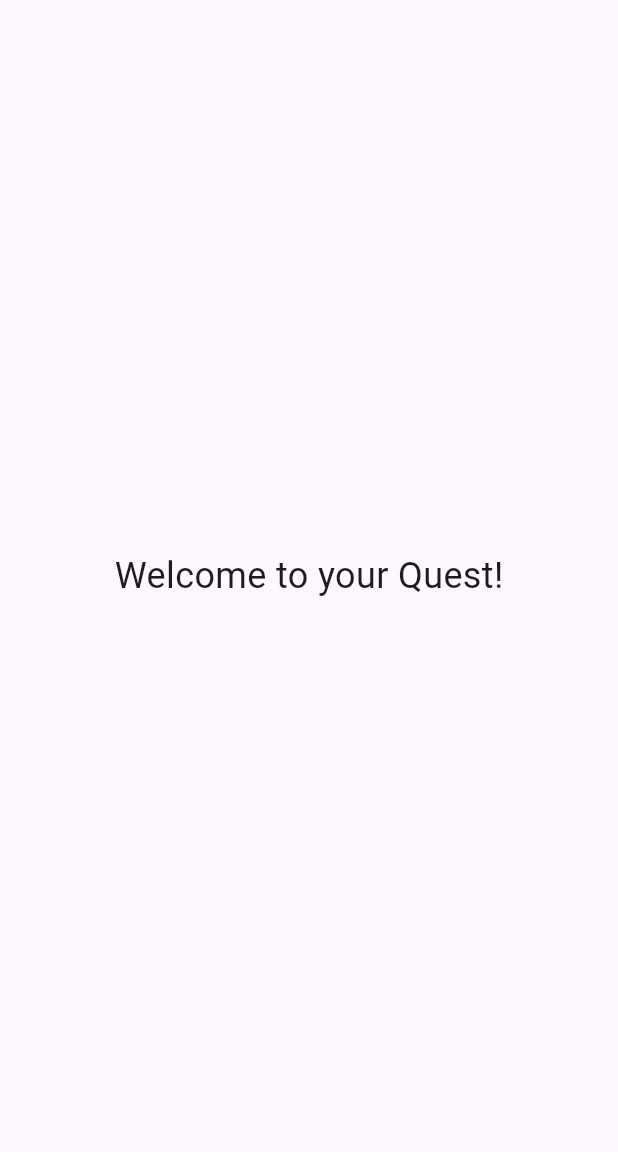
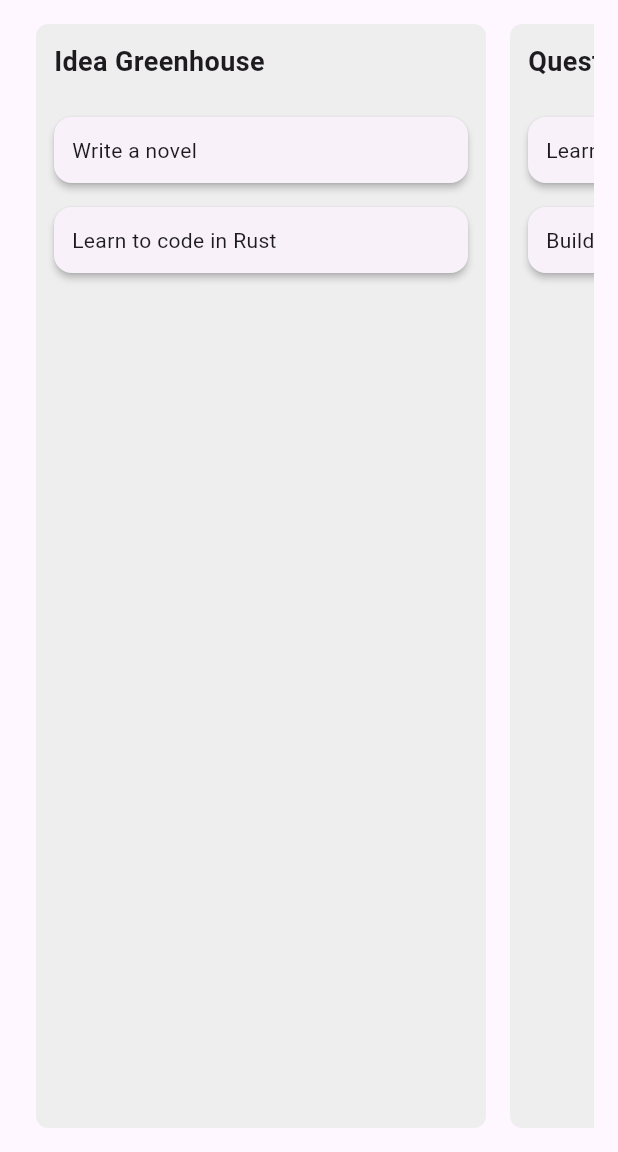
Before and after one commit to rghsoftware/nqi_frontend, a Flutter app: the screen it shows after launch, on a phone screen of 412 x 824 dp, the part 84-1236 px from its top. Run offline on Flutter 3.47's test engine with Material 3 defaults, Android fonts, the phone set to English and light mode, and no system bars.

Commit message:
Add QuestBoardScreen, QuestColumn, and QuestCard widgets
- Closes Create static Quest Board #2
- Implement QuestBoardScreen as the home screen of the app.
- Create QuestColumn to display quest titles in a column format.
- Add QuestCard to represent individual quests within the columns.

```diff
--- a/lib/main.dart
+++ b/lib/main.dart
@@ -1,4 +1,5 @@
 import 'package:flutter/material.dart';
+import 'screens/quest_board_screen.dart';
 
 void main() {
   runApp(const NQIApp());
@@ -11,31 +12,12 @@ class NQIApp extends StatelessWidget {
   Widget build(BuildContext context) {
     return MaterialApp(
       title: 'Neural Quest Interface',
-      // Define a simple theme to start with.
       theme: ThemeData(
         colorScheme: ColorScheme.fromSeed(seedColor: Colors.deepPurple),
         useMaterial3: true,
       ),
-      // Set the home screen of the app.
-      home: const HomeScreen(),
-      debugShowCheckedModeBanner: false, // Hides the debug banner
+      home: const QuestBoardScreen(),
+      debugShowCheckedModeBanner: false,
     );
   }
 }
-
-class HomeScreen extends StatelessWidget {
-  const HomeScreen({super.key});
-
-  @override
-  Widget build(BuildContext context) {
-    return Scaffold(
-      appBar: AppBar(
-        backgroundColor: Theme.of(context).colorScheme.inversePrimary,
-        title: const Text('Neural Quest Interface'),
-      ),
-      body: const Center(
-        child: Text('Welcome to your Quest!', style: TextStyle(fontSize: 24)),
-      ),
-    );
-  }
-}
--- /dev/null
+++ b/lib/screens/quest_board_screen.dart
@@ -0,0 +1,36 @@
+import 'package:flutter/material.dart';
+import '../widgets/quest_column.dart'; // Import the QuestColumn widget
+
+class QuestBoardScreen extends StatelessWidget {
+  const QuestBoardScreen({super.key});
+
+  @override
+  Widget build(BuildContext context) {
+    // Placeholder data for our board
+    final Map<String, List<String>> boardData = {
+      'Idea Greenhouse': ['Write a novel', 'Learn to code in Rust'],
+      'Quest Log': ['Learn Ukulele', 'Build a PC'],
+      "This Cycle's Quest": ['Finish NQI Frontend'],
+      'Next Up': ['Create static UI for Quest Board', 'Add state management'],
+      'In-Progress': ['Setup Flutter Project'],
+      'Harvested': ['Setup Go Backend', 'Create User Registration API'],
+    };
+
+    return Scaffold(
+      appBar: AppBar(
+        backgroundColor: Theme.of(context).colorScheme.inversePrimary,
+        title: const Text('Neural Quest Interface'),
+      ),
+      body: Padding(
+        padding: const EdgeInsets.all(16.0),
+        // Use a ListView with horizontal scrolling to hold the columns
+        child: ListView(
+          scrollDirection: Axis.horizontal,
+          children: boardData.entries.map((entry) {
+            return QuestColumn(title: entry.key, questTitles: entry.value);
+          }).toList(),
+        ),
+      ),
+    );
+  }
+}
--- /dev/null
+++ b/lib/widgets/quest_card.dart
@@ -0,0 +1,16 @@
+import 'package:flutter/material.dart';
+
+class QuestCard extends StatelessWidget {
+  final String title;
+
+  const QuestCard({super.key, required this.title});
+
+  @override
+  Widget build(BuildContext context) {
+    return Card(
+      margin: const EdgeInsets.symmetric(vertical: 8.0),
+      elevation: 2.0,
+      child: Padding(padding: const EdgeInsets.all(12.0), child: Text(title)),
+    );
+  }
+}
--- /dev/null
+++ b/lib/widgets/quest_column.dart
@@ -0,0 +1,46 @@
+import 'package:flutter/material.dart';
+import 'quest_card.dart'; // Import the QuestCard widget
+
+class QuestColumn extends StatelessWidget {
+  final String title;
+  final List<String> questTitles;
+
+  const QuestColumn({
+    super.key,
+    required this.title,
+    required this.questTitles,
+  });
+
+  @override
+  Widget build(BuildContext context) {
+    return Container(
+      width: 300, // Fixed width for each column
+      margin: const EdgeInsets.symmetric(horizontal: 8.0),
+      padding: const EdgeInsets.all(12.0),
+      decoration: BoxDecoration(
+        color: Colors.grey[200],
+        borderRadius: BorderRadius.circular(8.0),
+      ),
+      child: Column(
+        crossAxisAlignment: CrossAxisAlignment.start,
+        children: [
+          // Column Title
+          Text(
+            title,
+            style: const TextStyle(fontSize: 18, fontWeight: FontWeight.bold),
+          ),
+          const SizedBox(height: 16),
+          // List of Quest Cards
+          Expanded(
+            child: ListView.builder(
+              itemCount: questTitles.length,
+              itemBuilder: (context, index) {
+                return QuestCard(title: questTitles[index]);
+              },
+            ),
+          ),
+        ],
+      ),
+    );
+  }
+}
```
